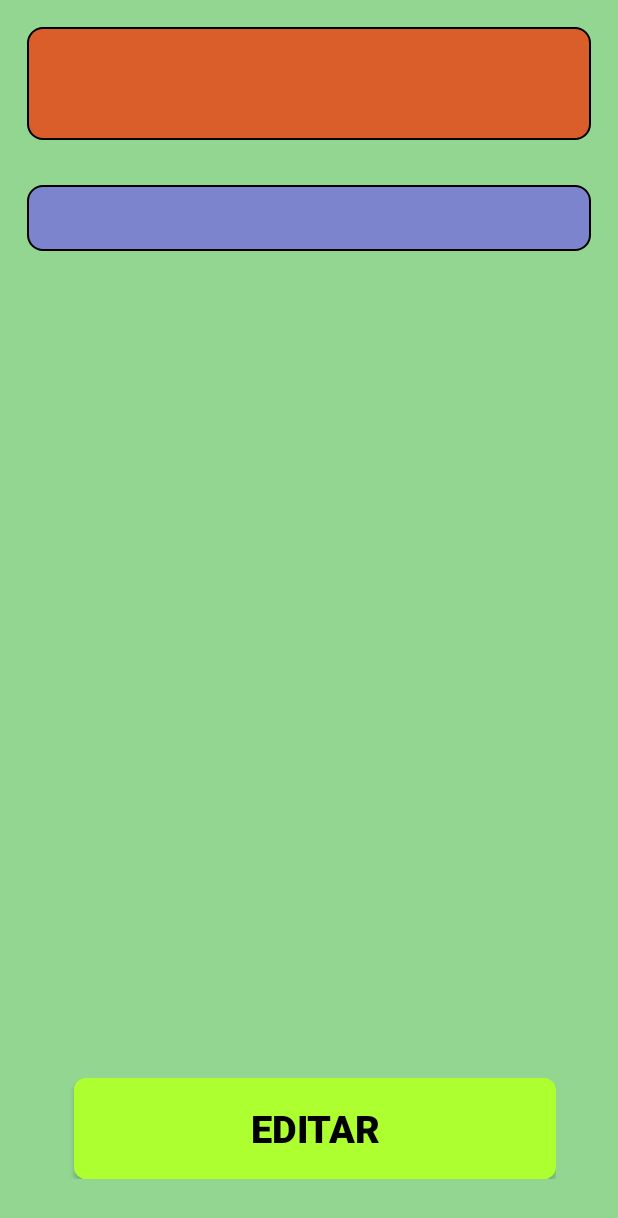
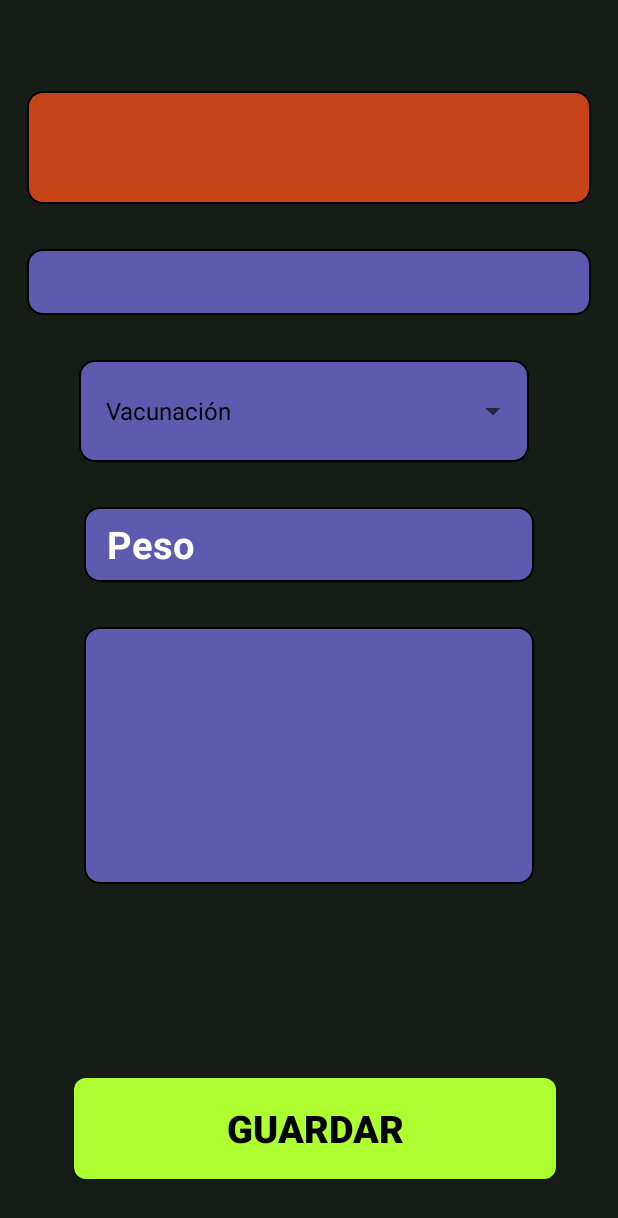
Before and after one commit to mriveros/ganatec-app, an Android app: the ControlVaca screen opened directly, with no data from a screen before it, on a phone screen of 412 x 824 dp. Shown: the top 1218 px of the screen. Run offline under Robolectric (Android 15) with nearby library versions, the phone set to English and light mode, and no system bars.

Commit message:
modified:   app/src/main/java/com/example/asistenciadevacas/ColoresUbicaciones.kt 	modified:   app/src/main/java/com/example/asistenciadevacas/ControlVaca.kt 	modified:   app/src/main/res/layout/activity_control_vaca.xml 	modified:   app/src/main/res/values/strings.xml

```diff
--- a/app/src/main/java/com/example/asistenciadevacas/ColoresUbicaciones.kt
+++ b/app/src/main/java/com/example/asistenciadevacas/ColoresUbicaciones.kt
@@ -30,5 +30,24 @@ class ColoresUbicaciones {
             "Macho",
             "Hembra"
         )
+        val tiposControles = arrayListOf(
+            "Seleccionar...",
+            "Control de Peso",
+            "Control de Salud",
+            "Control de Alimentación"
+        )
+        val controles = arrayListOf(
+            "Vacunación",
+            "Desparasitación interna",
+            "Desparasitación externa",
+            "Manejo de la mastitis",
+            "Higiene y limpieza",
+            "Corte de pezuñas",
+            "Manejo reproductivo",
+            "Sanitaciones pre y postparto",
+            "Control de enfermedades.",
+            "Nutrición y suplementación"
+        )
+
     }
 }
--- a/app/src/main/java/com/example/asistenciadevacas/ControlVaca.kt
+++ b/app/src/main/java/com/example/asistenciadevacas/ControlVaca.kt
@@ -3,7 +3,9 @@ package com.example.asistenciadevacas
 import android.annotation.SuppressLint
 import android.os.Bundle
 import android.util.Log
+import android.widget.ArrayAdapter
 import android.widget.Button
+import android.widget.Spinner
 import android.widget.TextView
 import androidx.appcompat.app.AppCompatActivity
 
@@ -12,6 +14,7 @@ class ControlVaca : AppCompatActivity() {
     companion object{
         var refrescar = 0
     }
+    lateinit var arrayControles: Spinner
 
     override fun onCreate(savedInstanceState: Bundle?) {
         super.onCreate(savedInstanceState)
@@ -27,7 +30,12 @@ class ControlVaca : AppCompatActivity() {
 
         val nombreVaca = findViewById<TextView>(R.id.txtNombreVaca)
         val caravanaVaca = findViewById<TextView>(R.id.txtNroCaravana)
+        val listaControles = ColoresUbicaciones.controles
+        val SnnControlesControles = findViewById<Spinner>(R.id.SnnTipoControl)
 
+        arrayControles = findViewById(R.id.SnnTipoControl)
+        val adaptadorTiposControlles = ArrayAdapter(this, android.R.layout.simple_spinner_dropdown_item,listaControles)
+        arrayControles.adapter=adaptadorTiposControlles
 
         if (vaca != null) {
             nombreVaca.text = "Nombre: " + vaca.nombre_vaca //?.toUpperCase()
--- a/app/src/main/res/layout/activity_control_vaca.xml
+++ b/app/src/main/res/layout/activity_control_vaca.xml
@@ -4,8 +4,8 @@
     xmlns:tools="http://schemas.android.com/tools"
     android:layout_width="match_parent"
     android:layout_height="match_parent"
-    android:background="#92D692"
-    tools:context=".DetalleVaca">
+    android:background="#161D16"
+    tools:context=".ControlVaca">
 
     <androidx.cardview.widget.CardView
             android:layout_width="match_parent"
@@ -16,9 +16,7 @@
         app:cardElevation="0dp"
         app:layout_constraintEnd_toStartOf="parent"
         app:layout_constraintTop_toTopOf="parent">
-        <ScrollView
-                android:layout_width="match_parent"
-                android:layout_height="wrap_content">
+
         <LinearLayout
                 android:layout_width="match_parent"
                 android:layout_height="630dp"
@@ -51,9 +49,52 @@
                     android:textSize="25sp"
                     android:textStyle="bold"/>
 
+            <ScrollView
+                    android:id="@id/scrollView2"
+                    android:layout_width="300dp"
+                    android:layout_height="wrap_content"
+                    android:layout_marginEnd="3dp"
+                    android:background="@drawable/border_button_sin_color"
+                    android:layout_gravity="center"
+                    tools:ignore="MissingConstraints">
+                <Spinner
+                        android:id="@+id/SnnTipoControl"
+                        style="@style/SpinnerTextStyle"
+                        android:layout_width="match_parent"
+                        android:hint="@string/tipo_control"
+                        android:layout_height="wrap_content"
+                        android:padding="10dp"
+                        tools:ignore="DuplicateIds"/>
+            </ScrollView>
+
+            <EditText
+                    android:id="@+id/txtPeso"
+                    android:layout_width="300dp"
+                    android:layout_height="50dp"
+                    android:layout_margin="30dp"
+                    android:background="@drawable/border_button_sin_color"
+                    android:ems="10"
+                    android:hint="@string/n_peso"
+                    android:inputType="number"
+                    android:paddingStart="15dp"
+                    android:textColor="#FFFFFF"
+                    android:textColorHint="#FFFFFF"
+                    android:textSize="25sp"
+                    android:textStyle="bold"
+                    tools:ignore="RtlSymmetry"/>
+            <EditText
+                    android:layout_width="300dp"
+                    android:layout_height="171dp"
+                    android:inputType="textMultiLine"
+                    android:background="@drawable/border_button_sin_color"
+                    android:textColor="#FFFFFF"
+                    android:textSize="25sp"
+                    android:textStyle="bold"
+                    android:gravity="start|top"
+                    android:ems="10"
+                    android:id="@+id/editTextTextMultiLine"/>
 
         </LinearLayout>
-        </ScrollView>
     </androidx.cardview.widget.CardView>
 
     <LinearLayout
@@ -75,7 +116,7 @@
             android:layout_weight="1"
             android:layout_marginStart="8dp"
             android:background="@drawable/btn_verde"
-            android:text="@string/editar"
+            android:text="@string/guardar"
             android:textColor="@color/black"
             android:textSize="25sp"
             android:textStyle="bold"/>
--- a/app/src/main/res/values/strings.xml
+++ b/app/src/main/res/values/strings.xml
@@ -1,7 +1,6 @@
 <resources>
     <string name="app_name">CONTROL DE HACIENDA</string>
     <string name="editar">Editar</string>
-    <string name="agregar_control">Agregar Control</string>
     <string name="eliminar">Eliminar</string>
     <string name="a_adir_vaca">AÑADIR VACA</string>
     <string name="n_mero_de_caravana">Número de Caravana</string>
@@ -10,4 +9,8 @@
     <string name="fecha_nacimiento">Fecha Nacimiento</string>
     <string name="nombre">Nombre</string>
     <string name="ver">VER</string>
+    <string name="tipo_control">Tipo Control</string>
+    <string name="guardar">Guardar</string>
+    <string name="agregar_control">Agregar Control</string>
+    <string name="sanitacion">Sanitación</string>
 </resources>
```
